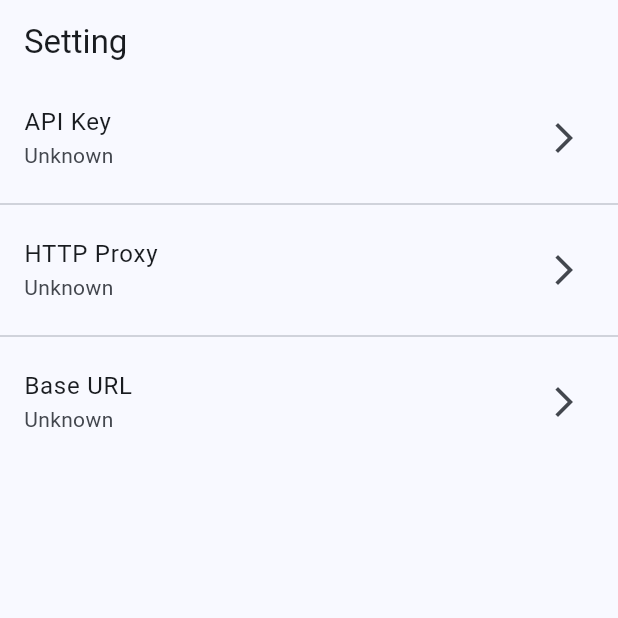
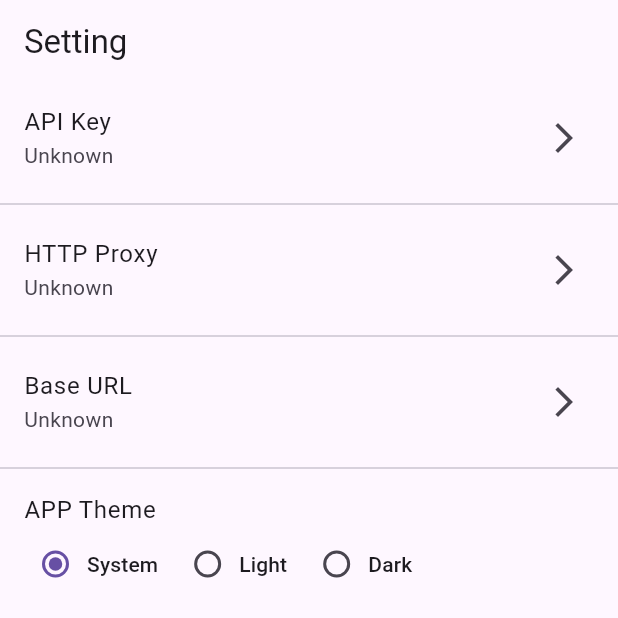
Before and after one commit to sclevin/flutter_chatgpt, a Flutter app: the SettingScreen screen opened by its route, on a phone screen of 412 x 824 dp, the top half of it. Run offline on Flutter 3.47's test engine with Material 3 defaults, Android fonts, the phone set to English and light mode, and no system bars; our stand-ins replace file_picker, floor, flutter_hooks, flutter_svg, freezed_annotation, go_router and 7 more; missing offline and left inert: bitsdojo_window, flutter_math_fork, markdown, markdown_widget, openai_api, record and 1 more; accounts and stored records are empty; generated files the repository leaves out were written again; statements that could not run were skipped.

Commit message:
新增切换主题

```diff
--- a/lib/router.dart
+++ b/lib/config/router.dart
@@ -6,7 +6,7 @@ import 'package:flutter_chatgpt/screen/home_screen.dart';
 import 'package:flutter_chatgpt/screen/setting_screen.dart';
 import 'package:go_router/go_router.dart';
 
-import 'utils/platform_utils.dart';
+import '../utils/platform_utils.dart';
 
 /// Description:
 /// Author:LiaoWen
--- /dev/null
+++ b/lib/config/theme.dart
@@ -0,0 +1,14 @@
+import 'package:flutter/material.dart';
+
+/// Description:
+/// Author:LiaoWen
+/// Date:2024/7/30
+
+final darkThemeData = ThemeData.dark();
+
+final lightThemeData = ThemeData();
+
+bool isDarkMode(BuildContext context) {
+  final currentBrightness = Theme.of(context).brightness;
+  return currentBrightness == Brightness.dark;
+}
--- a/lib/markdown/latex.dart
+++ b/lib/markdown/latex.dart
@@ -55,7 +55,7 @@ class LatexNode extends SpanNode {
     final latex = Math.tex(
       content,
       mathStyle: MathStyle.text,
-      textStyle: style.copyWith(color: Colors.black),
+      textStyle: style,
       textScaleFactor: 1,
       onErrorFallback: (error) {
         return Text(
--- a/lib/screen/chat_screen.dart
+++ b/lib/screen/chat_screen.dart
@@ -24,7 +24,6 @@ class ChatScreen extends HookConsumerWidget {
 
     return Container(
       padding: const EdgeInsets.all(8),
-      color: Colors.white,
       child: Column(
         children: [
           Row(
--- a/lib/screen/setting_screen.dart
+++ b/lib/screen/setting_screen.dart
@@ -16,25 +16,66 @@ class SettingScreen extends StatelessWidget {
       appBar: AppBar(
         title: const Text('Setting'),
       ),
-
       body: const SettingWindow(),
     );
   }
 }
 
-
 class SettingWindow extends HookConsumerWidget {
   const SettingWindow({super.key});
 
   @override
-  Widget build(BuildContext context,WidgetRef ref) {
+  Widget build(BuildContext context, WidgetRef ref) {
     final items = ref.watch(settingListProvider);
+    final appTheme = ref.watch(settingsStateProvider).valueOrNull?.themeMode ??
+        ThemeMode.system;
 
     final controller = useTextEditingController();
 
     return ListView.separated(
-        itemBuilder: (context,index){
+        itemBuilder: (context, index) {
           final item = items[index];
+
+          if (item.key == SettingsKey.theme) {
+            return ListTile(
+              title: Text(item.title),
+              subtitle: Row(
+                children: [
+                  RadioMenuButton(
+                    value: ThemeMode.system,
+                    groupValue: appTheme,
+                    onChanged: (v) {
+                      ref
+                          .read(settingsStateProvider.notifier)
+                          .setThemeMode(ThemeMode.system);
+                    },
+                    child: const Text("System"),
+                  ),
+                  RadioMenuButton(
+                    value: ThemeMode.light,
+                    groupValue: appTheme,
+                    onChanged: (v) {
+                      ref
+                          .read(settingsStateProvider.notifier)
+                          .setThemeMode(ThemeMode.light);
+                    },
+                    child: const Text("Light"),
+                  ),
+                  RadioMenuButton(
+                    value: ThemeMode.dark,
+                    groupValue: appTheme,
+                    onChanged: (v) {
+                      ref
+                          .read(settingsStateProvider.notifier)
+                          .setThemeMode(ThemeMode.dark);
+                    },
+                    child: const Text("Dark"),
+                  ),
+                ],
+              ),
+            );
+          }
+
           return ListTile(
             title: Text(item.title),
             subtitle: Text(item.subTitle ?? 'Unknown'),
@@ -58,39 +99,34 @@ class SettingWindow extends HookConsumerWidget {
             },
           );
         },
-        separatorBuilder: (context,index) => const Divider(),
+        separatorBuilder: (context, index) => const Divider(),
         itemCount: items.length);
   }
 
-
-
-  Future<String?> showEditor(TextEditingController controller,SettingItem item,WidgetRef ref) async{
+  Future<String?> showEditor(
+      TextEditingController controller, SettingItem item, WidgetRef ref) async {
     controller.text = item.subTitle ?? '';
-    return await showDialog(context: ref.context,
+    return await showDialog(
+        context: ref.context,
         builder: (context) => AlertDialog(
                 actions: [
                   TextButton(
                       child: const Text('Cancel'),
                       onPressed: () {
                         Navigator.of(context).pop();
-              }
-            ),
-
+                      }),
                   TextButton(
                       child: const Text('OK'),
                       onPressed: () {
                         final text = controller.text;
                         controller.clear();
                         Navigator.of(context).pop(text);
-                }
-            ),
+                      }),
                 ],
                 title: Text(item.title),
                 content: TextField(
                   controller: controller,
                   decoration: InputDecoration(hintText: item.hint),
-          )
-        ));
+                )));
   }
-
 }
--- a/lib/states/settings_state.dart
+++ b/lib/states/settings_state.dart
@@ -1,3 +1,4 @@
+import 'package:flutter/material.dart';
 import 'package:flutter_chatgpt/injection.dart';
 import 'package:freezed_annotation/freezed_annotation.dart';
 import 'package:hooks_riverpod/hooks_riverpod.dart';
@@ -17,6 +18,7 @@ abstract class Settings with _$Settings {
     String? apiKey,
     String? httpProxy,
     String? baseUrl,
+    @Default(ThemeMode.system) ThemeMode themeMode,
   }) = _Settings;
 
   static Settings load() {
@@ -24,21 +26,35 @@ abstract class Settings with _$Settings {
     final httpProxy = localStore.getString(SettingsKey.httpProxy.name);
     final baseUrl = localStore.getString(SettingsKey.baseUrl.name);
 
+    final appTheme =
+        localStore.getInt(SettingsKey.theme.name) ?? ThemeMode.system.index;
+
     return Settings(
       apiKey: apiKey,
       httpProxy: httpProxy,
       baseUrl: baseUrl,
+      themeMode: ThemeMode.values[appTheme],
     );
   }
 }
 
-enum SettingsKey { apiKey, httpProxy, baseUrl }
+enum SettingsKey { apiKey, httpProxy, baseUrl, theme }
 
 @riverpod
 class SettingsState extends _$SettingsState {
   @override
   FutureOr<Settings> build() async {
     return Settings.load();
+  }
+
+  Future<void> setThemeMode(ThemeMode themeMode) async {
+    state = AsyncValue.loading();
+    state = await AsyncValue.guard(() async {
+      await localStore.setInt(SettingsKey.theme.name, themeMode.index);
+      final settings = state.valueOrNull ?? const Settings();
+      chatService.loadConfig();
+      return settings.copyWith(themeMode: themeMode);
+    });
   }
 
   Future<void> setApiKey(String apiKey) async {
@@ -83,29 +99,30 @@ class SettingItem with _$SettingItem {
   }) = _SettingItem;
 }
 
-
 @riverpod
-List<SettingItem> settingList(SettingListRef ref){
+List<SettingItem> settingList(SettingListRef ref) {
   final settings = ref.watch(settingsStateProvider).valueOrNull;
 
   return [
     SettingItem(
         key: SettingsKey.apiKey,
         title: 'API Key',
-      subTitle: settings?.apiKey,
-      hint: 'Please Input API Key'
-    ),
+        subTitle: settings?.apiKey,
+        hint: 'Please Input API Key'),
     SettingItem(
         key: SettingsKey.httpProxy,
         title: 'HTTP Proxy',
         subTitle: settings?.httpProxy,
-        hint: 'Please Input Http Proxy'
-    ),
+        hint: 'Please Input Http Proxy'),
     SettingItem(
         key: SettingsKey.baseUrl,
         title: 'Base URL',
         subTitle: settings?.baseUrl,
-        hint: 'Please Input Base URL'
-    ),
+        hint: 'Please Input Base URL'),
+    SettingItem(
+        key: SettingsKey.theme,
+        title: 'APP Theme',
+        value: settings?.themeMode,
+        hint: 'APP Theme'),
   ];
 }
--- a/lib/widgets/new_chat_widget.dart
+++ b/lib/widgets/new_chat_widget.dart
@@ -15,15 +15,16 @@ class NewChatWidget extends HookConsumerWidget {
         height: 40,
         child: OutlinedButton.icon(
           style: ButtonStyle(
+            textStyle: WidgetStateProperty.all(Theme.of(context).textTheme.titleMedium),
+            iconSize: WidgetStateProperty.all(Theme.of(context).iconTheme.size),
+            iconColor: WidgetStateProperty.all(Theme.of(context).textTheme.titleMedium?.color),
+            foregroundColor: WidgetStateProperty.all(Theme.of(context).textTheme.titleMedium?.color),
             alignment: Alignment.centerLeft,
             shape: WidgetStateProperty.all(
               RoundedRectangleBorder(
                 borderRadius: BorderRadius.circular(8)
               )
             ),
-
-            iconColor: WidgetStateProperty.all(Colors.black),
-            foregroundColor: WidgetStateProperty.all(Colors.black)
           ),
             onPressed: (){
               ref.read(sessionStateNotifierProvider.notifier).setActiveSession(null);
```
Also changed, not shown: lib/main.dart (+13 -12 lines), lib/widgets/message_content_widget.dart (+15 -15 lines), lib/widgets/message_list_widget.dart (+15 -6 lines), 1 other file. Lines whose indentation alone changed are shown as unchanged.
